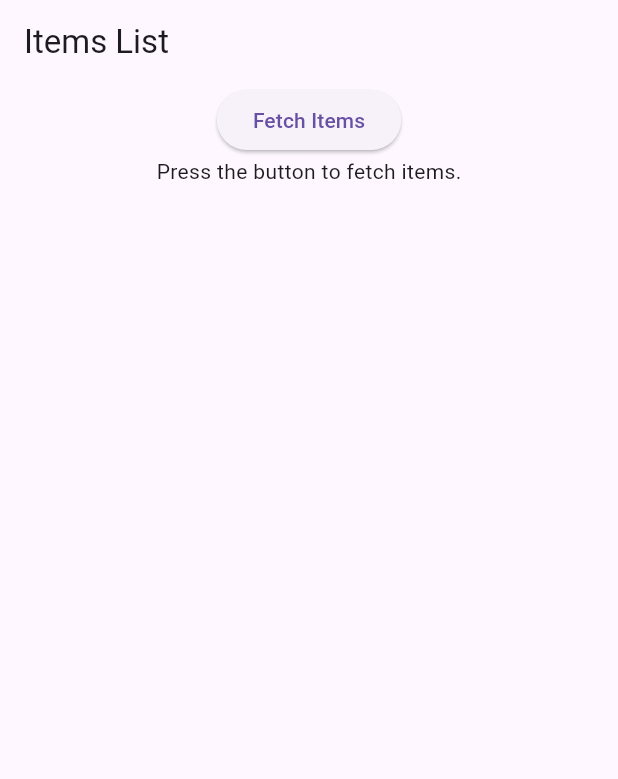
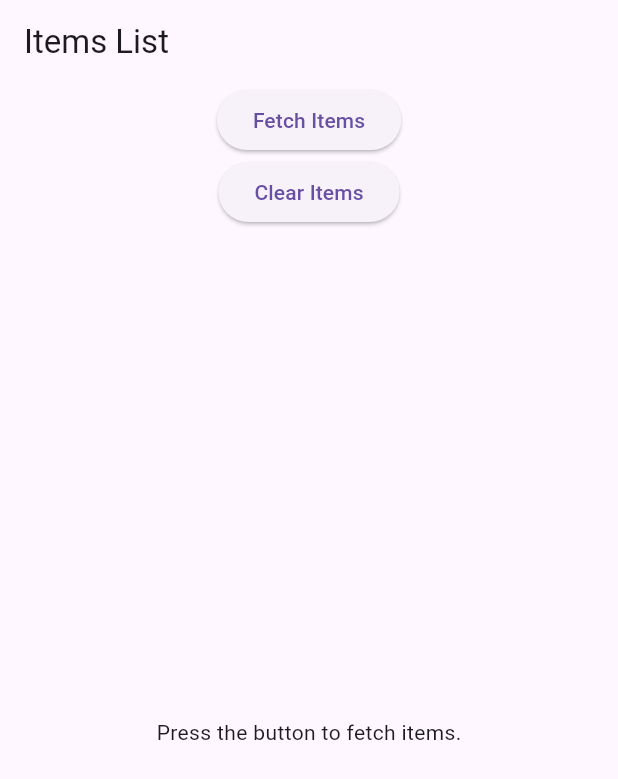
Before and after one commit to MohamedEssamFouad/example_blocfreezed_fetching_Items, a Flutter app: the screen it shows after launch, on a phone screen of 412 x 824 dp. Shown: the top 779 px of the screen. Run offline on Flutter 3.47's test engine with Material 3 defaults, Android fonts, the phone set to English and light mode, and no system bars; our stand-ins replace flutter_bloc, freezed_annotation.

Commit message:
with Pagination

```diff
--- a/lib/Bloc/ItemBloc.dart
+++ b/lib/Bloc/ItemBloc.dart
@@ -1,38 +1,89 @@
 import 'dart:async';
+import 'dart:convert';
 import 'package:flutter_bloc/flutter_bloc.dart';
+import 'package:http/http.dart' as http;
 import 'item_bloc.dart';
 
-class ItemBloc extends Bloc<ItemEvent,ItemState>{
-  ItemBloc(): super(const ItemState.initial()){
+class ItemBloc extends Bloc<ItemEvent, ItemState> {
+  List<String> _items = [];
+  int _currentPage = 1;
+  bool _isLoadingMore = false;
+
+  ItemBloc() : super(const ItemState.initial()) {
     on<FetchItems>(_onFetchItems);
     on<RefreshItems>(_onRefreshItems);
     on<RetryFetching>(_onRetryFetching);
+    on<ClearItems>(_onClearItems);
+    on<LoadNextPage>(_onLoadNextPage);
   }
-  Future<void>_onFetchItems(FetchItems event,Emitter<ItemState>emit)async{
+
+  Future<void> _onFetchItems(FetchItems event, Emitter<ItemState> emit) async {
     emit(const ItemState.loading());
-    try
-    {
-      await Future.delayed(const Duration(seconds: 3));
-      emit(const ItemState.loaded(['items1','items2','items3']));
-    }
-    catch(e)
-    {
-      emit(const ItemState.error("failed"));
+    try {
+      final response = await http.get(Uri.parse('https://jsonplaceholder.typicode.com/posts?_page=${event.page}&_limit=10'));
+
+      if (response.statusCode == 200) {
+        final List<dynamic> data = jsonDecode(response.body);
+        final List<String> newItems = data.map((item) => item['title'] as String).toList();
+
+        _items = newItems;
+        _currentPage = event.page;
+
+        emit(ItemState.loaded(_items, currentPage: _currentPage));
+      } else {
+        emit(ItemState.error('Failed to fetch items. Server responded with status code ${response.statusCode}.'));
+      }
+    } catch (e) {
+      emit(ItemState.error('Failed to fetch items: $e'));
     }
   }
+
+  Future<void> _onLoadNextPage(LoadNextPage event, Emitter<ItemState> emit) async {
+    if (_isLoadingMore) return;
+    _isLoadingMore = true;
+
+    emit(ItemState.loadingMore(_items, currentPage: _currentPage));
+    try {
+      final nextPage = _currentPage + 1;
+      final response = await http.get(Uri.parse('https://jsonplaceholder.typicode.com/posts?_page=$nextPage&_limit=10'));
+
+      if (response.statusCode == 200) {
+        final List<dynamic> data = jsonDecode(response.body);
+        final List<String> newItems = data.map((item) => item['title'] as String).toList();
+
+        if (newItems.isEmpty) {
+          emit(ItemState.loaded(_items, currentPage: _currentPage));
+        } else {
+          _items.addAll(newItems);
+          _currentPage = nextPage;
+          emit(ItemState.loaded(_items, currentPage: _currentPage));
+        }
+      } else {
+        emit(ItemState.error('Failed to load more items. Server responded with status code ${response.statusCode}.'));
+      }
+    } catch (e) {
+      emit(ItemState.error('Failed to load more items: $e'));
+    } finally {
+      _isLoadingMore = false;
+    }
+  }
+
   Future<void> _onRefreshItems(RefreshItems event, Emitter<ItemState> emit) async {
     emit(const ItemState.loading());
     try {
-      // Simulate API call
       await Future.delayed(const Duration(seconds: 1));
       emit(const ItemState.success());
     } catch (e) {
-      emit(const ItemState.error('Failed to refresh items.'));
+      emit(ItemState.error('Failed to refresh items.'));
     }
   }
-Future<void>_onRetryFetching(RetryFetching event,Emitter<ItemState>emit)async{
-    add(const ItemEvent.fetchItems());
+
+  Future<void> _onRetryFetching(RetryFetching event, Emitter<ItemState> emit) async {
+    add(const ItemEvent.fetchItems(page: 1));
+  }
+
+  Future<void> _onClearItems(ClearItems event, Emitter<ItemState> emit) async {
+    _items.clear();
+    emit(const ItemState.cleared());
+  }
 }
-
-
-}
--- a/lib/Bloc/item_bloc.dart
+++ b/lib/Bloc/item_bloc.dart
@@ -5,9 +5,11 @@ part 'item_bloc.freezed.dart';
 // Events
 @freezed
 class ItemEvent with _$ItemEvent {
-  const factory ItemEvent.fetchItems() = FetchItems;
+  const factory ItemEvent.fetchItems({@Default(1) int page}) = FetchItems;
   const factory ItemEvent.refreshItems() = RefreshItems;
   const factory ItemEvent.retryFetching() = RetryFetching;
+  const factory ItemEvent.clearItems() = ClearItems;
+  const factory ItemEvent.loadNextPage() = LoadNextPage;
 }
 
 // States
@@ -15,7 +17,9 @@ class ItemEvent with _$ItemEvent {
 class ItemState with _$ItemState {
   const factory ItemState.initial() = Initial;
   const factory ItemState.loading() = Loading;
-  const factory ItemState.loaded(List<String> items) = Loaded;
+  const factory ItemState.loaded(List<String> items, {required int currentPage}) = Loaded;
   const factory ItemState.error(String message) = Error;
   const factory ItemState.success() = Success;
+  const factory ItemState.cleared() = Cleared;
+  const factory ItemState.loadingMore(List<String> items, {required int currentPage}) = LoadingMore;
 }
--- a/lib/main.dart
+++ b/lib/main.dart
@@ -23,21 +23,30 @@ class ItemListScreen extends StatelessWidget {
   @override
   Widget build(BuildContext context) {
     return Scaffold(
-      appBar: AppBar(title: const Text('Items List')),
+      appBar: AppBar(title: Text('Items List')),
       body: Column(
         children: [
           ElevatedButton(
             onPressed: () {
               context.read<ItemBloc>().add(const ItemEvent.fetchItems());
             },
-            child: const Text('Fetch Items'),
+            child: Text('Fetch Items'),
           ),
-          BlocBuilder<ItemBloc, ItemState>(
+          ElevatedButton(
+            onPressed: () {
+              context.read<ItemBloc>().add(const ItemEvent.clearItems());
+            },
+            child: Text('Clear Items'),
+          ),
+          Expanded( // Ensure the BlocBuilder has a bounded height
+            child: BlocBuilder<ItemBloc, ItemState>(
               builder: (context, state) {
                 return state.when(
                   initial: () => const Center(child: Text('Press the button to fetch items.')),
-                loading: () => const Center(child: CircularProgressIndicator()),
-                loaded: (items) => Expanded(
+                  loading: () => Center(child: CircularProgressIndicator()),
+                  loaded: (items, currentPage) => Column(
+                    children: [
+                      Expanded( // Add Expanded to the ListView to ensure it has a bounded height
                         child: ListView.builder(
                           itemCount: items.length,
                           itemBuilder: (context, index) => ListTile(
@@ -45,10 +54,33 @@ class ItemListScreen extends StatelessWidget {
                           ),
                         ),
                       ),
-                error: (m) => Center(child: Text(m, style: const TextStyle(color: Colors.red))),
+                      ElevatedButton(
+                        onPressed: () {
+                          context.read<ItemBloc>().add(const ItemEvent.loadNextPage());
+                        },
+                        child: const Text('Load More'),
+                      ),
+                    ],
+                  ),
+                  loadingMore: (items, currentPage) => Column(
+                    children: [
+                      Expanded(
+                        child: ListView.builder(
+                          itemCount: items.length,
+                          itemBuilder: (context, index) => ListTile(
+                            title: Text(items[index]),
+                          ),
+                        ),
+                      ),
+                      const CircularProgressIndicator(),
+                    ],
+                  ),
+                  error: (message) => Center(child: Text(message, style: const TextStyle(color: Colors.red))),
                   success: () => const Center(child: Text('Items refreshed successfully!', style: TextStyle(color: Colors.green))),
+                  cleared: () => const Center(child: Text('Items have been cleared.')),
                 );
               },
+            ),
           ),
         ],
       ),
--- a/pubspec.yaml
+++ b/pubspec.yaml
@@ -43,6 +43,7 @@ dev_dependencies:
   build_runner: ^2.4.12
   freezed: ^2.5.7
   freezed_annotation: ^2.0.0
+  http:
 
   # The "flutter_lints" package below contains a set of recommended lints to
   # encourage good coding practices. The lint set provided by the package is
```
Also changed, not shown: lib/Bloc/item_bloc.freezed.dart, pubspec.lock. Lines whose indentation alone changed are shown as unchanged.
